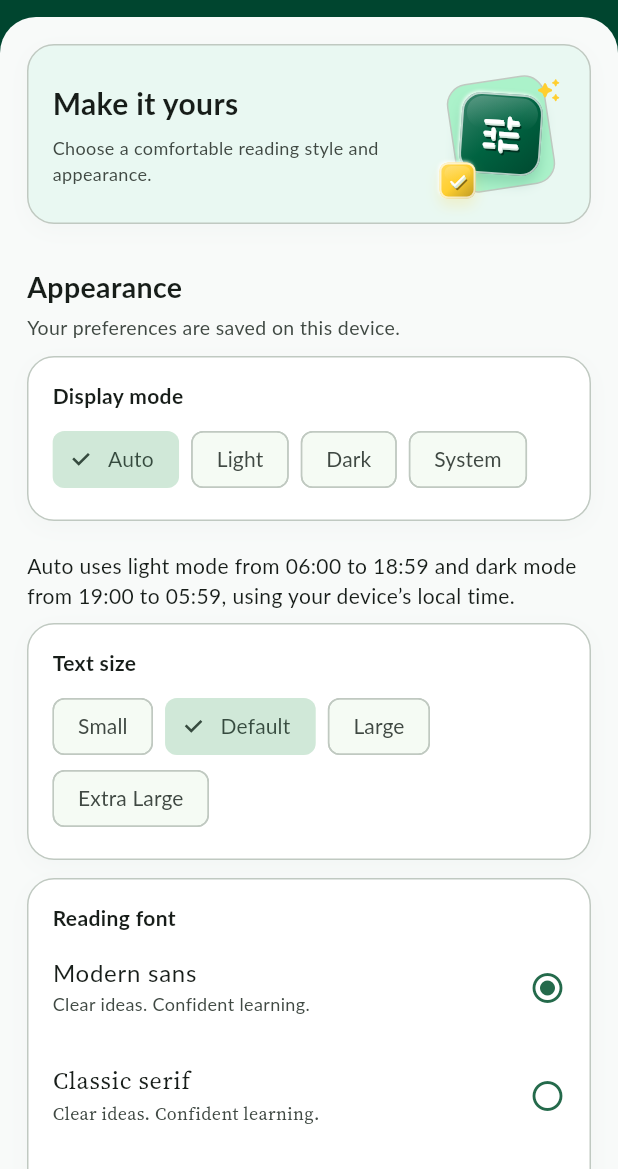
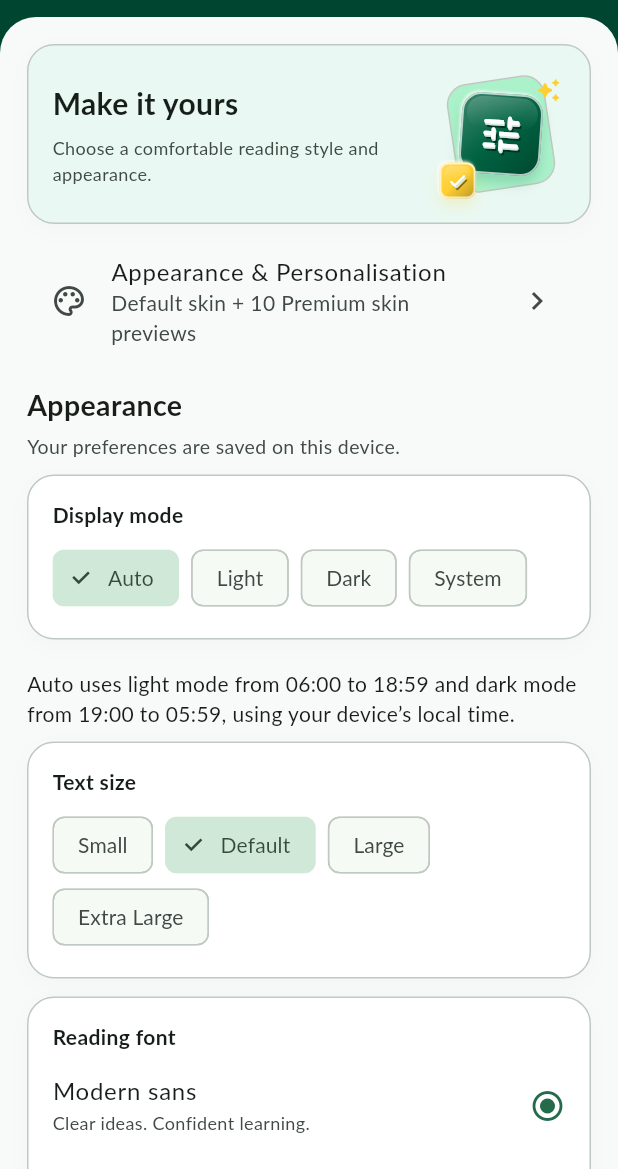
Before and after one commit to excelbiz/noun-update-flutter-app, a Flutter app: the screen it shows after launch, item 5 of the bottom bar chosen, scrolled down 549 dp, after a tap on "Appearance & settings", on a phone screen of 412 x 824 dp, the part 67-1236 px from its top. Run offline on Flutter 3.47's test engine with Material 3 defaults, Android fonts, the phone set to English and light mode, and no system bars; our stand-ins replace flutter_secure_storage, shared_preferences, webview_flutter; missing offline and left inert: onesignal_flutter, pdfx; network calls fail.

Commit message:
Add isolated premium skin previews and shared theme tokens

```diff
--- /dev/null
+++ b/lib/core/skin_theme.dart
@@ -0,0 +1,61 @@
+import 'package:flutter/material.dart';
+import 'app_theme.dart';
+
+/// Stable API identifiers. Screens and navigation are shared by every skin.
+enum AppSkin {
+  defaultNoun('NOUN Update Default'), smartCampus('Smart Campus'),
+  premiumDark('Premium Dark'), glassmorphism('Glassmorphism'),
+  studentFriendly('Student Friendly'), minimalAcademic('Minimal Academic'),
+  elegantEditorial('Elegant Editorial'), productivityDashboard('Productivity Dashboard'),
+  friendlyModern('Friendly Modern'), futureTech('Future Tech'), boldPremium('Bold Premium');
+  const AppSkin(this.label);
+  final String label;
+  bool get isPremium => this != defaultNoun;
+}
+
+@immutable
+class SkinTokens extends ThemeExtension<SkinTokens> {
+  const SkinTokens({required this.skin, required this.background, required this.surface,
+    required this.primary, required this.gold, required this.ink, required this.radius});
+  final AppSkin skin;
+  final Color background, surface, primary, gold, ink;
+  final double radius;
+  static SkinTokens of(BuildContext context) => Theme.of(context).extension<SkinTokens>() ??
+      forSkin(AppSkin.defaultNoun, Theme.of(context).brightness);
+  static SkinTokens forSkin(AppSkin skin, Brightness brightness) {
+    final dark = brightness == Brightness.dark;
+    final warm = {AppSkin.minimalAcademic, AppSkin.elegantEditorial, AppSkin.friendlyModern}.contains(skin);
+    final tech = skin == AppSkin.futureTech;
+    final radius = switch(skin) {
+      AppSkin.minimalAcademic => 10.0, AppSkin.elegantEditorial => 8.0,
+      AppSkin.friendlyModern => 26.0, AppSkin.studentFriendly => 22.0,
+      AppSkin.productivityDashboard => 12.0, AppSkin.boldPremium => 14.0,
+      _ => 18.0,
+    };
+    return SkinTokens(skin:skin,
+      background: Color(dark ? (tech ? 0xff021711 : warm ? 0xff191d17 : 0xff081712) : (warm ? 0xfff8f4e9 : 0xfff3f9f6)),
+      surface: Color(dark ? (tech ? 0xff082c20 : warm ? 0xff242b22 : 0xff142820) : (warm ? 0xfffffcf4 : 0xffffffff)),
+      primary: Color(dark ? (tech ? 0xff5aefad : 0xffa5dfbd) : 0xff00553a),
+      gold: Color(dark ? 0xffffd979 : 0xff795800),
+      ink: Color(dark ? 0xfff2f6ef : 0xff132b23), radius: radius);
+  }
+  @override SkinTokens copyWith({AppSkin? skin, Color? background, Color? surface, Color? primary, Color? gold, Color? ink, double? radius}) =>
+    SkinTokens(skin:skin??this.skin,background:background??this.background,surface:surface??this.surface,primary:primary??this.primary,gold:gold??this.gold,ink:ink??this.ink,radius:radius??this.radius);
+  @override SkinTokens lerp(covariant SkinTokens? other,double t) => other == null ? this : SkinTokens(
+    skin:t<.5?skin:other.skin,background:Color.lerp(background,other.background,t)!,surface:Color.lerp(surface,other.surface,t)!,primary:Color.lerp(primary,other.primary,t)!,gold:Color.lerp(gold,other.gold,t)!,ink:Color.lerp(ink,other.ink,t)!,radius:radius+(other.radius-radius)*t);
+}
+
+ThemeData buildSkinTheme(AppSkin skin, {Brightness brightness=Brightness.light, String? fontFamily='NUSans', Color accent=AppColours.green700}) {
+  final base=buildAppTheme(brightness:brightness,fontFamily:fontFamily,accent:accent);
+  if(skin==AppSkin.defaultNoun) return base;
+  final t=SkinTokens.forSkin(skin,brightness);
+  final scheme=ColorScheme.fromSeed(seedColor:t.primary,brightness:brightness).copyWith(
+    primary:t.primary,secondary:t.gold,surface:t.surface,onSurface:t.ink,surfaceContainerLow:t.surface);
+  final editorial=skin==AppSkin.elegantEditorial;
+  return base.copyWith(colorScheme:scheme,scaffoldBackgroundColor:t.background,extensions:[t],
+    textTheme:base.textTheme.copyWith(
+      headlineLarge:base.textTheme.headlineLarge?.copyWith(fontFamily:editorial?'NUReading':fontFamily),
+      titleLarge:base.textTheme.titleLarge?.copyWith(fontFamily:editorial?'NUReading':fontFamily)),
+    cardTheme:base.cardTheme.copyWith(color:t.surface,shape:RoundedRectangleBorder(borderRadius:BorderRadius.circular(t.radius))),
+    navigationBarTheme:base.navigationBarTheme.copyWith(backgroundColor:t.surface,indicatorColor:scheme.secondaryContainer));
+}
--- a/lib/screens/appearance_settings.dart
+++ b/lib/screens/appearance_settings.dart
@@ -1,5 +1,6 @@
 import 'package:flutter/material.dart';
 import '../core/appearance.dart';
+import 'skin_gallery.dart';
 import '../core/api_client.dart';
 import '../widgets/native_ui.dart';
 
@@ -24,6 +25,7 @@ class _AppearanceSettingsState extends State<AppearanceSettings> {
   }
   @override Widget build(BuildContext context)=>ListenableBuilder(listenable:Appearance.instance,builder:(context,_){final a=Appearance.instance;return NuPage(title:'Settings',child:ListView(padding:const EdgeInsets.all(18),children:[
     const ServiceHero(title:'Make it yours',subtitle:'Choose a comfortable reading style and appearance.',icon:Icons.tune_rounded),
+    ListTile(leading:const Icon(Icons.palette_outlined),title:const Text('Appearance & Personalisation'),subtitle:const Text('Default skin + 10 Premium skin previews'),trailing:const Icon(Icons.chevron_right),onTap:()=>pushNu(context,const SkinGallery())),
     const NuTitle('Appearance',subtitle:'Your preferences are saved on this device.'),
     NuPanel(child:Column(crossAxisAlignment:CrossAxisAlignment.start,children:[const Text('Display mode',style:TextStyle(fontWeight:FontWeight.w700)),const SizedBox(height:8),Wrap(spacing:8,runSpacing:4,children:[ChoiceChip(key:const ValueKey('mode-auto'),label:const Text('Auto'),selected:a.automatic,onSelected:saving?null:(_)=>save(automatic:true)),for(final m in [ThemeMode.light,ThemeMode.dark,ThemeMode.system])ChoiceChip(key:ValueKey('mode-${m.name}'),label:Text(switch(m){ThemeMode.system=>'System',ThemeMode.light=>'Light',ThemeMode.dark=>'Dark'}),selected:!a.automatic&&a.mode==m,onSelected:saving?null:(_)=>save(mode:m))])])),
     const Padding(padding:EdgeInsets.symmetric(vertical:8),child:Text('Auto uses light mode from 06:00 to 18:59 and dark mode from 19:00 to 05:59, using your device’s local time.')),
--- /dev/null
+++ b/lib/screens/skin_gallery.dart
@@ -0,0 +1,54 @@
+import 'package:flutter/material.dart';
+import '../core/skin_theme.dart';
+import '../core/appearance.dart';
+import '../widgets/native_ui.dart';
+
+/// Preview never modifies account entitlement or the persisted active skin.
+class SkinGallery extends StatelessWidget {
+  const SkinGallery({super.key});
+  @override Widget build(BuildContext context) => NuPage(title:'App skins',child:ListView(
+    padding:const EdgeInsets.all(18),children:[
+      const Text('Your studies. Your style.',style:TextStyle(fontSize:25,fontWeight:FontWeight.w800)),
+      const SizedBox(height:8),
+      const Text('The current NOUN Update design stays free. Explore ten Premium styles in light and dark.'),
+      const SizedBox(height:18),
+      for(final skin in AppSkin.values) Card(margin:const EdgeInsets.only(bottom:10),child:ListTile(
+        minVerticalPadding:18,leading:Icon(skin.isPremium?Icons.auto_awesome:Icons.school_outlined),
+        title:Text(skin.label),subtitle:Text(skin.isPremium?'PREMIUM · Preview':'FREE · Current design'),
+        trailing:const Icon(Icons.chevron_right),onTap:()=>pushNu(context,SkinPreview(skin:skin)))),
+    ]));
+}
+
+class SkinPreview extends StatefulWidget {
+  const SkinPreview({super.key,required this.skin});
+  final AppSkin skin;
+  @override State<SkinPreview> createState()=>_SkinPreviewState();
+}
+class _SkinPreviewState extends State<SkinPreview> {
+  bool dark=false;
+  @override Widget build(BuildContext context) => Theme(
+    data:buildSkinTheme(widget.skin,brightness:dark?Brightness.dark:Brightness.light,fontFamily:Appearance.instance.family),
+    child:Builder(builder:(context)=>Scaffold(
+      appBar:AppBar(title:Text(widget.skin.label),actions:[IconButton(tooltip:dark?'Preview light':'Preview dark',onPressed:()=>setState(()=>dark=!dark),icon:Icon(dark?Icons.light_mode:Icons.dark_mode))]),
+      body:ListView(padding:const EdgeInsets.all(18),children:[
+        const Text('STYLE PREVIEW · SAMPLE CONTENT',style:TextStyle(fontSize:11,letterSpacing:1.2)),
+        const SizedBox(height:18),
+        Text('Good morning, student',style:Theme.of(context).textTheme.headlineLarge),
+        const SizedBox(height:8),const Text('Learn at your pace. Make today count.'),
+        const SizedBox(height:20),
+        NuPanel(child:Column(crossAxisAlignment:CrossAxisAlignment.start,children:[
+          Text('TODAY’S MOTIVATION',style:TextStyle(color:Theme.of(context).colorScheme.secondary,fontWeight:FontWeight.w700)),
+          const SizedBox(height:12),const Text('“Small progress is still progress. Keep going.”',style:TextStyle(fontSize:23,height:1.4)),
+          const SizedBox(height:8),const Text('Sample quote · NOUN Update'),
+        ])),
+        const NuTitle('Continue studying'),
+        NuPanel(child:ListTile(contentPadding:EdgeInsets.zero,leading:const GlossIcon(Icons.menu_book_rounded),title:const Text('Your course workspace'),subtitle:const Text('Materials, notes and practice'),trailing:const Icon(Icons.chevron_right))),
+        const NuTitle('Study resources'),
+        for(final item in [('Course Summary',Icons.menu_book_rounded),('Exam Summary',Icons.description_rounded),('Past Questions',Icons.quiz_rounded)])
+          NuPanel(child:ListTile(contentPadding:EdgeInsets.zero,leading:Icon(item.$2,color:Theme.of(context).colorScheme.primary),title:Text(item.$1),trailing:const Icon(Icons.chevron_right))),
+        const SizedBox(height:12),
+        Text(widget.skin.isPremium?'Applying Premium skins will be available after server-verified subscription integration. Previewing is free.':'This is your free default design.'),
+        const SizedBox(height:18),OutlinedButton(onPressed:()=>Navigator.pop(context),child:const Text('Back to skins')),
+      ]),
+    )));
+}
--- a/lib/widgets/native_ui.dart
+++ b/lib/widgets/native_ui.dart
@@ -1,4 +1,5 @@
 import 'package:flutter/material.dart';
+import '../core/skin_theme.dart';
 
 const nuGreen=Color(0xff006341),nuDeep=Color(0xff00452f),nuGold=Color(0xffffcf30),nuRed=Color(0xfff31e35),nuMint=Color(0xffe9f8f2);
 bool nuIsDark(BuildContext context)=>Theme.of(context).brightness==Brightness.dark;
@@ -71,7 +72,7 @@ class StudentHero extends StatelessWidget {
 class NuTitle extends StatelessWidget {const NuTitle(this.title,{super.key,this.subtitle,this.trailing});final String title;final String? subtitle;final Widget? trailing;
  @override Widget build(BuildContext context)=>Padding(padding:EdgeInsets.only(top:16,bottom:10),child:Row(crossAxisAlignment:CrossAxisAlignment.start,children:[Expanded(child:Column(crossAxisAlignment:CrossAxisAlignment.start,children:[Text(title,style:TextStyle(fontSize:19,fontWeight:FontWeight.w800,color:nuInk(context))),if(subtitle!=null)Padding(padding:EdgeInsets.only(top:5),child:Text(subtitle!,style:TextStyle(fontSize:13,color:nuMuted(context))))])),if(trailing!=null)trailing!]));}
 class NuPanel extends StatelessWidget {const NuPanel({required this.child,super.key,this.color=Colors.white,this.padding=16});final Widget child;final Color color;final double padding;
- @override Widget build(BuildContext context)=>Container(margin:EdgeInsets.only(bottom:12),padding:EdgeInsets.all(padding),decoration:BoxDecoration(color:nuIsDark(context)?(color==Colors.white?Theme.of(context).colorScheme.surfaceContainerLow:Color.lerp(Theme.of(context).colorScheme.surface,color,.10)):color,borderRadius:BorderRadius.circular(18),border:Border.all(color:Theme.of(context).colorScheme.outlineVariant),boxShadow:[BoxShadow(color:Color(0x06003422),blurRadius:12,offset:Offset(0,4))]),child:Material(color:Colors.transparent,child:child));}
+ @override Widget build(BuildContext context)=>Container(margin:EdgeInsets.only(bottom:12),padding:EdgeInsets.all(padding),decoration:BoxDecoration(color:Theme.of(context).extension<SkinTokens>()!=null?SkinTokens.of(context).surface:nuIsDark(context)?(color==Colors.white?Theme.of(context).colorScheme.surfaceContainerLow:Color.lerp(Theme.of(context).colorScheme.surface,color,.10)):color,borderRadius:BorderRadius.circular(Theme.of(context).extension<SkinTokens>()?.radius??18),border:Border.all(color:Theme.of(context).colorScheme.outlineVariant),boxShadow:[BoxShadow(color:Color(0x06003422),blurRadius:12,offset:Offset(0,4))]),child:Material(color:Colors.transparent,child:child));}
 class NuPage extends StatelessWidget {const NuPage({super.key,required this.title,required this.child,this.actions});final String title;final Widget child;final List<Widget>? actions;
  @override Widget build(BuildContext context)=>Scaffold(backgroundColor:nuDeep,appBar:AppBar(backgroundColor:nuDeep,foregroundColor:Colors.white,title:Row(children:[BrandLogo(size:30),SizedBox(width:9),Expanded(child:Column(crossAxisAlignment:CrossAxisAlignment.start,children:[Text('NOUN Update',style:TextStyle(fontSize:17,fontWeight:FontWeight.w800)),Text(title,maxLines:1,overflow:TextOverflow.ellipsis,style:TextStyle(fontSize:10,color:Color(0xffc9e9dc)))]))]),actions:actions),body:ClipRRect(borderRadius:BorderRadius.vertical(top:Radius.circular(24)),child:ColoredBox(color:Theme.of(context).scaffoldBackgroundColor,child:SafeArea(top:false,child:child))));}
 class NativeUnavailable extends StatelessWidget {const NativeUnavailable(this.title,{super.key});final String title;
```
Also changed, not shown: 2 other files.
